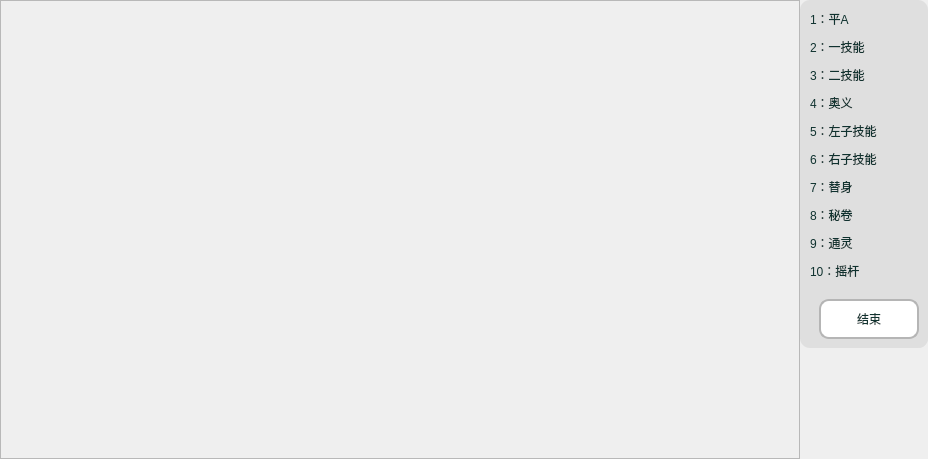
First picture: the form in ui/KeyMapConfiguration.ui, repository XBJF-X/Xuan-s-UltilityAutoNaruto, before the edit.
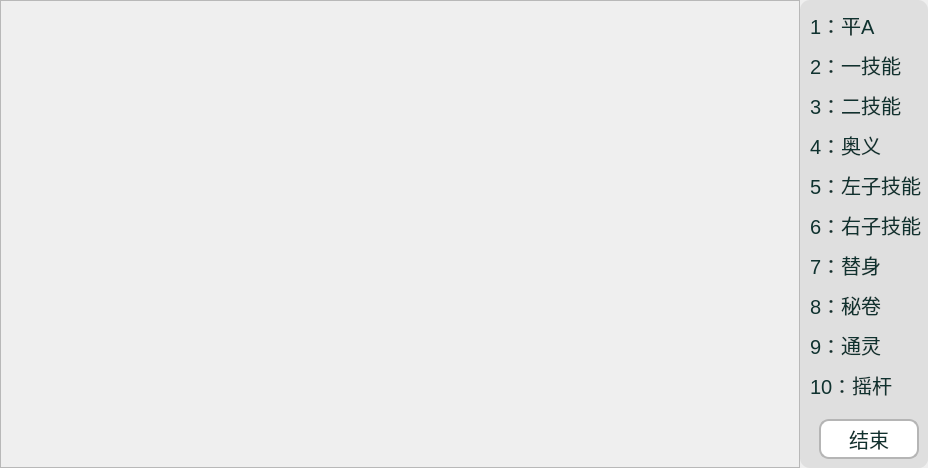
Second picture: the form after the edit.

Patch:
```diff
--- a/ui/KeyMapConfiguration.ui
+++ b/ui/KeyMapConfiguration.ui
@@ -14,7 +14,10 @@
    <string>键位配置</string>
   </property>
   <property name="styleSheet">
-   <string notr="true">font: 15pt &quot;黑体&quot;;</string>
+   <string notr="true">font-family:&quot;Consolas&quot;,&quot;黑体&quot;;
+font-size:15pt;
+
+</string>
   </property>
   <layout class="QHBoxLayout" name="horizontalLayout">
    <property name="spacing">
```
